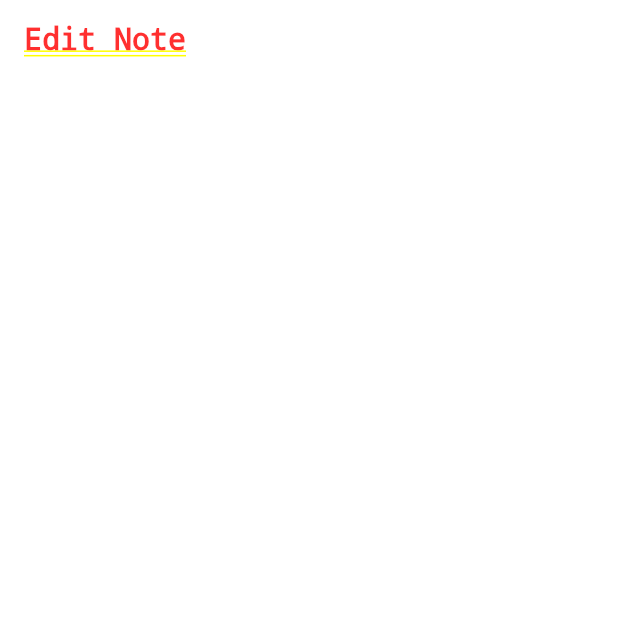
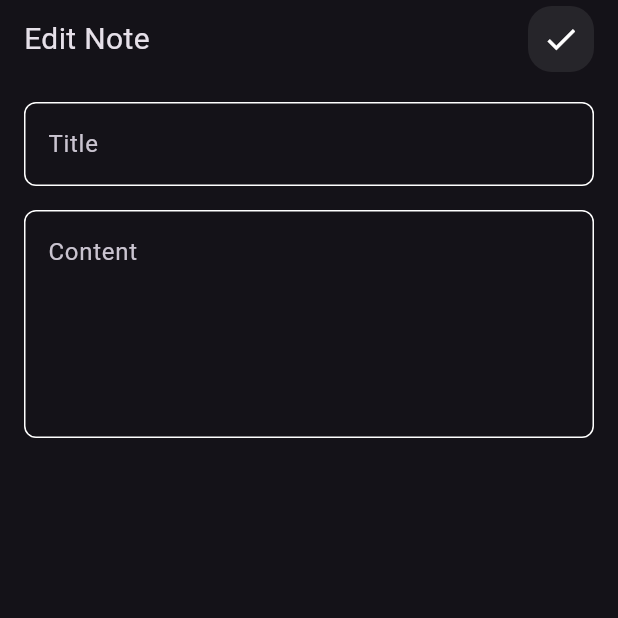
Before and after one commit to YoussefMohamed2004/notes_app, a Flutter app: the screen it shows after launch, after a tap on "Flutter Tips", on a phone screen of 412 x 824 dp, the top half of it. Run offline on Flutter 3.47's test engine with Material 3 defaults, Android fonts, the phone set to English and light mode, and no system bars.

Commit message:
edit note view ui done

```diff
--- a/lib/constants.dart
+++ b/lib/constants.dart
@@ -1,6 +1,3 @@
-
-
-
 import 'package:flutter/material.dart';
 
-const KPrimaryColor =Color(0xff62FCD7);
+const KPrimaryColor = Color(0xff62FCD7);
--- a/lib/views/widgets/edit_view_body.dart
+++ b/lib/views/widgets/edit_view_body.dart
@@ -1,12 +1,14 @@
 import 'package:flutter/material.dart';
 import 'package:flutter_application_8/views/widgets/custom_app_bar.dart';
+import 'package:flutter_application_8/views/widgets/custom_text_filed.dart';
 
 class EidtNoteViewBody extends StatelessWidget {
   const EidtNoteViewBody({super.key});
 
   @override
   Widget build(BuildContext context) {
-    return const Padding(
+    return const Scaffold(
+      body: Padding(
         padding: EdgeInsets.symmetric(
           horizontal: 16,
         ),
@@ -18,8 +20,20 @@ class EidtNoteViewBody extends StatelessWidget {
             CustomAppBar(
               title: 'Edit Note ',
               icon: Icons.check,
-          )
+            ),
+            SizedBox(
+              height: 20,
+            ),
+            CustomTextFiled(hint: 'Title'),
+            SizedBox(
+              height: 16,
+            ),
+            CustomTextFiled(
+              hint: 'Content',
+              maxLines: 5,
+            ),
           ],
+        ),
       ),
     );
   }
```
Also changed, not shown: lib/views/widgets/custom_text_filed.dart (+4 -4 lines). Lines whose indentation alone changed are shown as unchanged.
